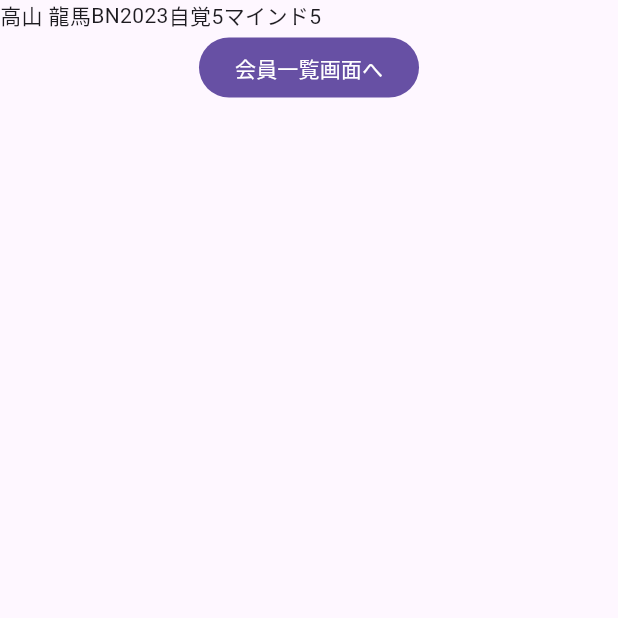
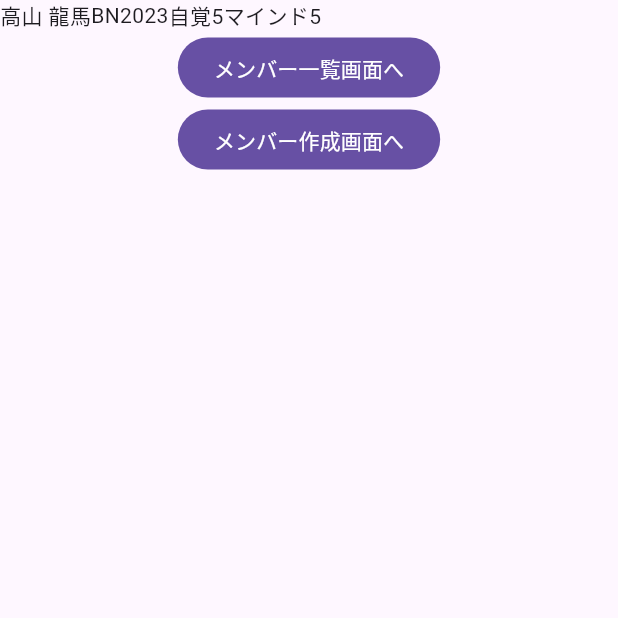
Before and after one commit to ryomar-kappa/adit, a Flutter app: the screen it shows after launch, on a phone screen of 412 x 824 dp, the top half of it. Run offline on Flutter 3.47's test engine with Material 3 defaults, Android fonts, the phone set to English and light mode, and no system bars; our stand-ins replace auto_route.

Commit message:
メンバー登録画面を作成

```diff
--- a/lib/main.dart
+++ b/lib/main.dart
@@ -52,7 +52,12 @@ class HomeView extends StatelessWidget {
                 AutoRouter.of(context)
                     .push(MemberListRoute(memberList: <Member>[ryoma, ryoma2]));
               },
-              child: const Text('会員一覧画面へ'))
+              child: const Text('メンバー一覧画面へ')),
+          FilledButton(
+              onPressed: () async {
+                AutoRouter.of(context).push(const CreateMemberRoute());
+              },
+              child: const Text('メンバー作成画面へ'))
         ],
       ),
     );
--- a/lib/router/app_router.dart
+++ b/lib/router/app_router.dart
@@ -1,5 +1,6 @@
 import 'package:adit/main.dart';
 import 'package:adit/model/member/member.dart';
+import 'package:adit/screen/create_member/create_member_view.dart';
 import 'package:adit/screen/member_list/member_list_view.dart';
 import 'package:auto_route/auto_route.dart';
 import 'package:flutter/material.dart';
@@ -11,6 +12,7 @@ class AppRouter extends RootStackRouter {
   @override
   List<AutoRoute> get routes => [
         AutoRoute(page: HomeRoute.page, initial: true),
-        AutoRoute(page: MemberListRoute.page)
+        AutoRoute(page: MemberListRoute.page),
+        AutoRoute(page: CreateMemberRoute.page)
       ];
 }
```
Also changed, not shown: lib/screen/create_member/create_member_view.dart (added, +28 -0 lines), lib/router/app_router.gr.dart.
